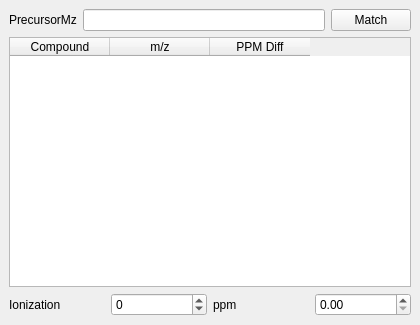
This is mzroll/forms/masscalcwidget.ui in ElucidataInc/ElMaven as Qt 5 draws it before an edit. The edited form follows.
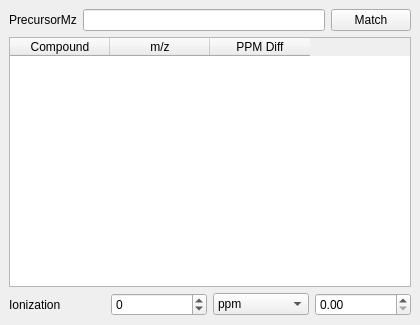
This is the edited form.

The edit to the form file:
```diff
--- a/mzroll/forms/masscalcwidget.ui
+++ b/mzroll/forms/masscalcwidget.ui
@@ -123,13 +123,17 @@
        </widget>
       </item>
       <item>
-       <widget class="QLabel" name="label_3">
-        <property name="layoutDirection">
-         <enum>Qt::RightToLeft</enum>
-        </property>
+       <widget class="QComboBox" name="maxMassAccTypeDiff">
+        <item>
         <property name="text">
          <string>ppm</string>
         </property>
+        </item>
+        <item>
+         <property name="text">
+          <string>mDa</string>
+         </property>
+        </item>
        </widget>
       </item>
       <item>
```
Left out of the diff: 2 changed lines with no effect on the pictures. Lines whose indentation alone changed are shown as unchanged.
